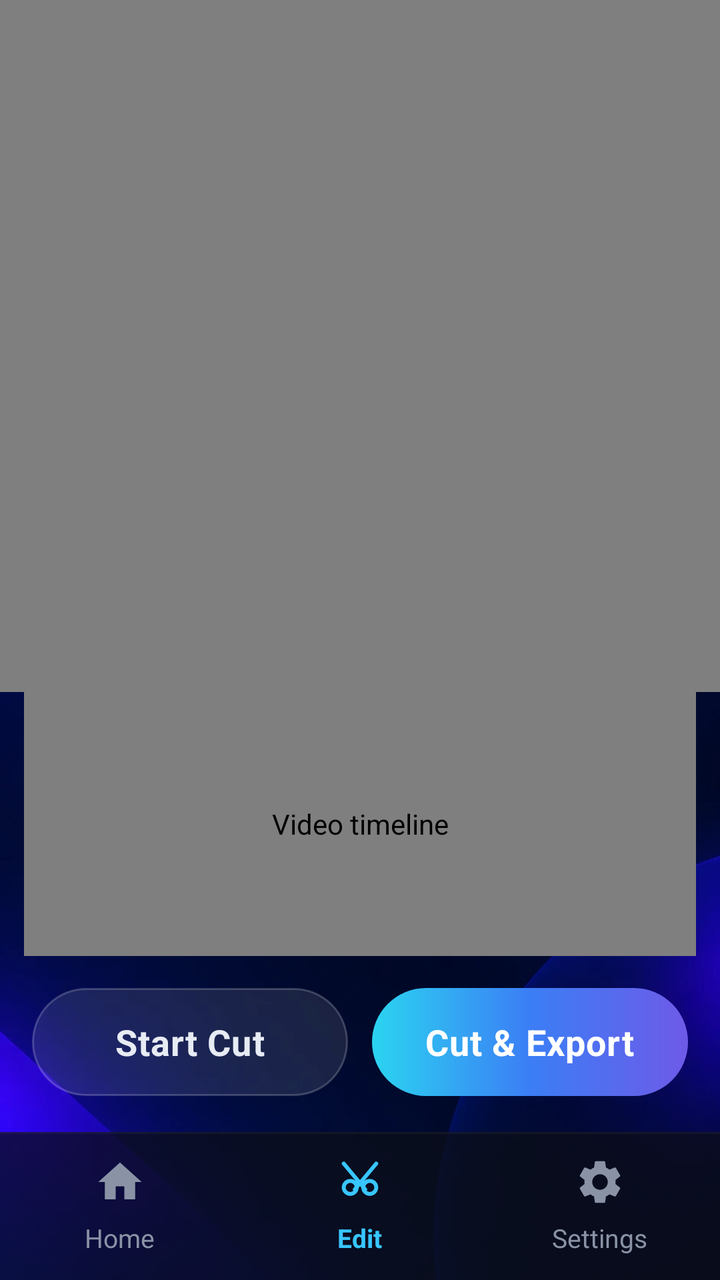
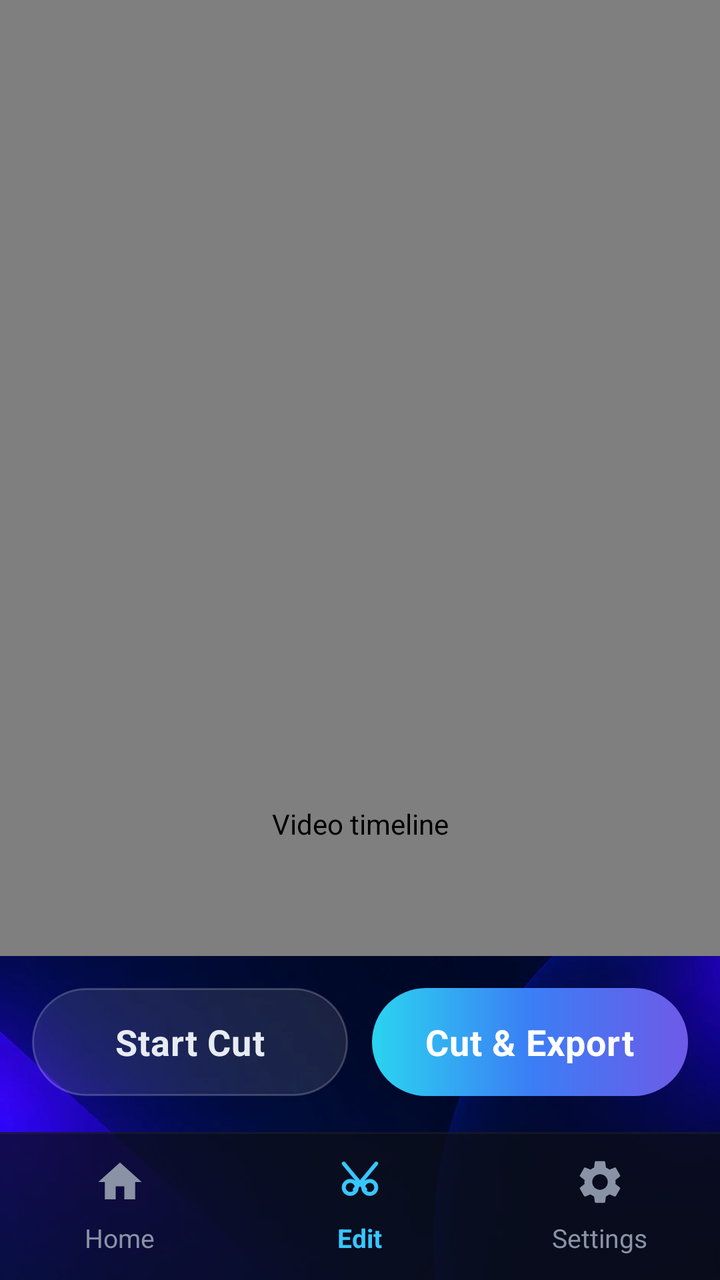

Before-and-after screenshots of an Android layout around one commit, followed by the original layout XML and the change that was made.
<!-- AndroidManifest.xml: application theme Theme.AutoCut -->
<!-- res/layout/activity_edit.xml -->
<?xml version="1.0" encoding="utf-8"?>
<FrameLayout xmlns:android="http://schemas.android.com/apk/res/android"
    xmlns:app="http://schemas.android.com/apk/res-auto"
    xmlns:tools="http://schemas.android.com/tools"
    android:id="@+id/root"
    android:layout_width="match_parent"
    android:layout_height="match_parent"
    android:background="@color/app_bg"
    tools:context=".EditActivity">

    <ImageView
        android:id="@+id/bgImage"
        android:layout_width="match_parent"
        android:layout_height="match_parent"
        android:importantForAccessibility="no"
        android:scaleType="centerCrop"
        android:src="@drawable/main_bg" />

    <androidx.constraintlayout.widget.ConstraintLayout
        android:id="@+id/main"
        android:layout_width="match_parent"
        android:layout_height="match_parent"
        android:background="@android:color/transparent">

        
        <FrameLayout
            android:id="@+id/previewContainer"
            android:layout_width="0dp"
            android:layout_height="0dp"
            android:background="@drawable/bg_preview_glass"
            app:layout_constraintBottom_toTopOf="@id/timeline"
            app:layout_constraintEnd_toEndOf="parent"
            app:layout_constraintStart_toStartOf="parent"
            app:layout_constraintTop_toTopOf="parent">

            <VideoView
                android:id="@+id/videoView"
                android:background="@android:color/transparent"
                android:layout_width="match_parent"
                android:layout_height="match_parent"
                android:layout_gravity="center"
                android:contentDescription="@string/video_preview" />
        </FrameLayout>

        
        <com.example.autocut.TimelineView
            android:id="@+id/timeline"
            android:layout_width="0dp"
            android:layout_height="132dp"
            android:layout_marginStart="12dp"
            android:layout_marginTop="16dp"
            android:layout_marginEnd="12dp"
            android:layout_marginBottom="16dp"
            android:contentDescription="@string/timeline_desc"
            app:layout_constraintBottom_toTopOf="@id/buttonRow"
            app:layout_constraintEnd_toEndOf="parent"
            app:layout_constraintStart_toStartOf="parent" />

        
        <LinearLayout
            android:id="@+id/buttonRow"
            android:layout_width="0dp"
            android:layout_height="54dp"
            android:layout_marginStart="16dp"
            android:layout_marginEnd="16dp"
            android:layout_marginBottom="18dp"
            android:orientation="horizontal"
            app:layout_constraintBottom_toTopOf="@id/navDivider"
            app:layout_constraintEnd_toEndOf="parent"
            app:layout_constraintStart_toStartOf="parent">

            <LinearLayout
                android:id="@+id/btnStartCut"
                android:layout_width="0dp"
                android:layout_height="match_parent"
                android:layout_weight="1"
                android:background="@drawable/bg_btn_secondary"
                android:clickable="true"
                android:focusable="true"
                android:foreground="?attr/selectableItemBackground"
                android:gravity="center"
                android:orientation="horizontal">

                <TextView
                    android:id="@+id/tvStartCut"
                    android:layout_width="wrap_content"
                    android:layout_height="wrap_content"
                    android:letterSpacing="0.02"
                    android:text="@string/start_cut"
                    android:textColor="@color/text_on_dark"
                    android:textSize="18sp"
                    android:textStyle="bold" />
            </LinearLayout>

            <LinearLayout
                android:id="@+id/btnCutExport"
                android:layout_width="0dp"
                android:layout_height="match_parent"
                android:layout_weight="1"
                android:layout_marginStart="12dp"
                android:background="@drawable/bg_btn_primary"
                android:clickable="true"
                android:focusable="true"
                android:foreground="?attr/selectableItemBackground"
                android:gravity="center"
                android:orientation="horizontal">

                <TextView
                    android:id="@+id/tvCutExport"
                    android:layout_width="wrap_content"
                    android:layout_height="wrap_content"
                    android:letterSpacing="0.02"
                    android:text="@string/cut_export"
                    android:textColor="@color/white"
                    android:textSize="18sp"
                    android:textStyle="bold" />
            </LinearLayout>
        </LinearLayout>

        
        <View
            android:id="@+id/navDivider"
            android:layout_width="0dp"
            android:layout_height="1dp"
            android:background="@color/stroke_15"
            app:layout_constraintEnd_toEndOf="parent"
            app:layout_constraintStart_toStartOf="parent"
            app:layout_constraintTop_toTopOf="@id/bottomNav" />

        <LinearLayout
            android:id="@+id/bottomNav"
            android:layout_width="0dp"
            android:layout_height="wrap_content"
            android:minHeight="74dp"
            android:background="@color/nav_bg"
            android:orientation="horizontal"
            app:layout_constraintBottom_toBottomOf="parent"
            app:layout_constraintEnd_toEndOf="parent"
            app:layout_constraintStart_toStartOf="parent">

            <LinearLayout
                android:id="@+id/navHome"
                android:layout_width="0dp"
                android:layout_height="74dp"
                android:layout_weight="1"
                android:gravity="center"
                android:orientation="vertical">

                <ImageView
                    android:id="@+id/ivNavHome"
                    android:layout_width="26dp"
                    android:layout_height="26dp"
                    android:contentDescription="@string/nav_home"
                    android:src="@drawable/ic_home"
                    android:tint="@color/nav_inactive" />

                <TextView
                    android:id="@+id/tvNavHome"
                    android:layout_width="wrap_content"
                    android:layout_height="wrap_content"
                    android:layout_marginTop="6dp"
                    android:text="@string/nav_home"
                    android:textColor="@color/nav_inactive"
                    android:textSize="13sp" />
            </LinearLayout>

            <LinearLayout
                android:id="@+id/navEdit"
                android:layout_width="0dp"
                android:layout_height="74dp"
                android:layout_weight="1"
                android:gravity="center"
                android:orientation="vertical">

                <ImageView
                    android:id="@+id/ivNavEdit"
                    android:layout_width="26dp"
                    android:layout_height="26dp"
                    android:contentDescription="@string/nav_edit"
                    android:src="@drawable/ic_scissors"
                    android:tint="@color/accent_cyan" />

                <TextView
                    android:id="@+id/tvNavEdit"
                    android:layout_width="wrap_content"
                    android:layout_height="wrap_content"
                    android:layout_marginTop="6dp"
                    android:text="@string/nav_edit"
                    android:textColor="@color/accent_cyan"
                    android:textSize="13sp"
                    android:textStyle="bold" />
            </LinearLayout>

            <LinearLayout
                android:id="@+id/navSettings"
                android:layout_width="0dp"
                android:layout_height="74dp"
                android:layout_weight="1"
                android:gravity="center"
                android:orientation="vertical">

                <ImageView
                    android:id="@+id/ivNavSettings"
                    android:layout_width="26dp"
                    android:layout_height="26dp"
                    android:contentDescription="@string/nav_settings"
                    android:src="@drawable/ic_settings" />

                <TextView
                    android:id="@+id/tvNavSettings"
                    android:layout_width="wrap_content"
                    android:layout_height="wrap_content"
                    android:layout_marginTop="6dp"
                    android:text="@string/nav_settings"
                    android:textColor="@color/nav_inactive"
                    android:textSize="13sp" />
            </LinearLayout>
        </LinearLayout>

    </androidx.constraintlayout.widget.ConstraintLayout>

</FrameLayout>
<!-- resources referenced by this layout -->
<resources>
  <color name="accent_cyan">#FF38C6FF</color>
  <color name="app_bg">#FF070B18</color>
  <color name="nav_bg">#BB0B0E18</color>
  <color name="nav_inactive">#FF8A93A6</color>
  <color name="stroke_15">#26FFFFFF</color>
  <color name="text_on_dark">#FFE7EBF3</color>
  <color name="white">#FFFFFFFF</color>
  <!-- drawable bg_btn_primary (drawable) -->
  <?xml version="1.0" encoding="utf-8"?>
  <shape xmlns:android="http://schemas.android.com/apk/res/android"
      android:shape="rectangle">
      <gradient
          android:angle="0"
          android:centerColor="@color/grad_center"
          android:endColor="@color/grad_end"
          android:startColor="@color/grad_start"
          android:type="linear" />
      <corners android:radius="40dp" />
  </shape>
  <!-- drawable bg_btn_secondary (drawable) -->
  <?xml version="1.0" encoding="utf-8"?>
  <shape xmlns:android="http://schemas.android.com/apk/res/android"
      android:shape="rectangle">
      <solid android:color="@color/surface_10" />
      <stroke
          android:width="1dp"
          android:color="@color/stroke_20" />
      <corners android:radius="32dp" />
  </shape>
  <!-- drawable bg_preview_glass (drawable) -->
  <?xml version="1.0" encoding="utf-8"?>
  <shape xmlns:android="http://schemas.android.com/apk/res/android"
      android:shape="rectangle">
      <solid android:color="@color/preview_bg" />
      <stroke
          android:width="1dp"
          android:color="@color/preview_edge" />
  </shape>
  <!-- drawable ic_home (drawable) -->
  <vector xmlns:android="http://schemas.android.com/apk/res/android"
      android:width="26dp"
      android:height="26dp"
      android:viewportWidth="24"
      android:viewportHeight="24">
      <path
          android:fillColor="@color/accent_cyan"
          android:pathData="M10,20v-6h4v6h5v-8h3L12,3 2,12h3v8z" />
  </vector>
  <!-- drawable ic_scissors (drawable) -->
  <vector xmlns:android="http://schemas.android.com/apk/res/android"
      android:width="26dp"
      android:height="26dp"
      android:viewportWidth="24"
      android:viewportHeight="24">
      <path
          android:fillColor="#00000000"
          android:pathData="M7.5,14.5m-3,0a3,3 0 1,0 6,0a3,3 0 1,0 -6,0M16.5,14.5m-3,0a3,3 0 1,0 6,0a3,3 0 1,0 -6,0M9.6,15.4L19.5,3.5M14.4,15.4L4.5,3.5"
          android:strokeColor="@color/nav_inactive"
          android:strokeLineCap="round"
          android:strokeLineJoin="round"
          android:strokeWidth="1.8" />
  </vector>
  <string name="cut_export">Cut &amp; Export</string>
  <string name="nav_edit">Edit</string>
  <string name="nav_home">Home</string>
  <string name="nav_settings">Settings</string>
  <string name="start_cut">Start Cut</string>
  <string name="timeline_desc">Video timeline</string>
  <string name="video_preview">Video preview</string>
  <style name="Theme.AutoCut" parent="Base.Theme.AutoCut" />
  <color name="grad_center">#FF3B7EF5</color>
  <color name="grad_end">#FF6E5AE8</color>
  <color name="grad_start">#FF2BD4F0</color>
  <color name="surface_10">#1AFFFFFF</color>
  <color name="stroke_20">#33FFFFFF</color>
  <color name="preview_bg">#D915161A</color>
  <color name="preview_edge">#26FFFFFF</color>
  <style name="Base.Theme.AutoCut" parent="Theme.Material3.DayNight.NoActionBar">
          <item name="android:windowBackground">@color/app_bg</item>
          <item name="android:statusBarColor">@android:color/transparent</item>
          <item name="android:navigationBarColor">@android:color/transparent</item>
          <item name="android:windowLightStatusBar">false</item>
          <item name="android:windowLightNavigationBar" tools:targetApi="27">false</item>
          <item name="colorPrimary">@color/accent_cyan</item>
          <item name="colorOnPrimary">@color/app_bg</item>
      </style>
  <!-- unchanged entries left out for length: 2 -->
</resources>

<!-- the commit's change to res/layout/activity_edit.xml (unified diff, before → after) -->
@@ -16,6 +16,12 @@
         android:scaleType="centerCrop"
         android:src="@drawable/main_bg" />
 
+    <View
+        android:id="@+id/statusBarScrim"
+        android:layout_width="match_parent"
+        android:layout_height="0dp"
+        android:background="@color/preview_bg" />
+
     <androidx.constraintlayout.widget.ConstraintLayout
         android:id="@+id/main"
         android:layout_width="match_parent"
@@ -47,9 +53,7 @@
             android:id="@+id/timeline"
             android:layout_width="0dp"
             android:layout_height="132dp"
-            android:layout_marginStart="12dp"
             android:layout_marginTop="16dp"
-            android:layout_marginEnd="12dp"
             android:layout_marginBottom="16dp"
             android:contentDescription="@string/timeline_desc"
             app:layout_constraintBottom_toTopOf="@id/buttonRow"
